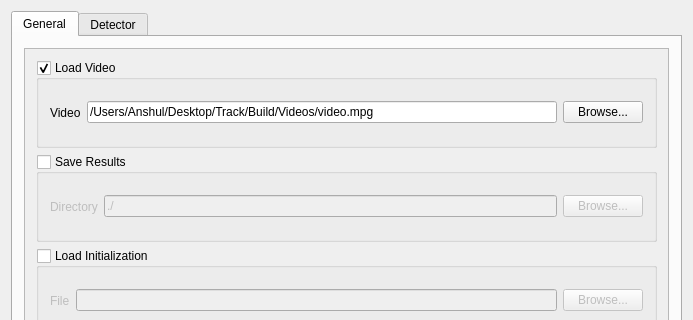
This is TLD/src/tld/qtld/ConfigDialog.ui in anshulsamar/simba as Qt 5 draws it before an edit; both pictures show x 0 to 693 and y 0 to 320 of the 693 by 494 pixel window. The edited form follows.
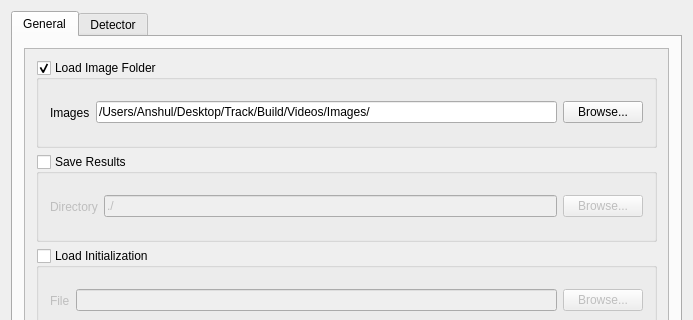
This is the edited form.

Commit message: Pure images no video

```diff
--- a/TLD/src/tld/qtld/ConfigDialog.ui
+++ b/TLD/src/tld/qtld/ConfigDialog.ui
@@ -54,7 +54,7 @@
            <item>
             <widget class="QGroupBox" name="loadVideo">
              <property name="title">
-              <string>Load Video</string>
+              <string>Load Image Folder</string>
              </property>
              <property name="checkable">
               <bool>true</bool>
@@ -66,14 +66,14 @@
               <item>
                <widget class="QLabel" name="label_modelPath_2">
                 <property name="text">
-                 <string>Video</string>
+                 <string>Images</string>
                 </property>
                </widget>
               </item>
               <item>
                <widget class="QLineEdit" name="videoPath">
                 <property name="text">
-                 <string>/Users/Anshul/Desktop/Track/Build/Videos/video.mpg</string>
+                 <string>/Users/Anshul/Desktop/Track/Build/Videos/Images/</string>
                 </property>
                </widget>
               </item>
```
The commit also changes 9 other files.
